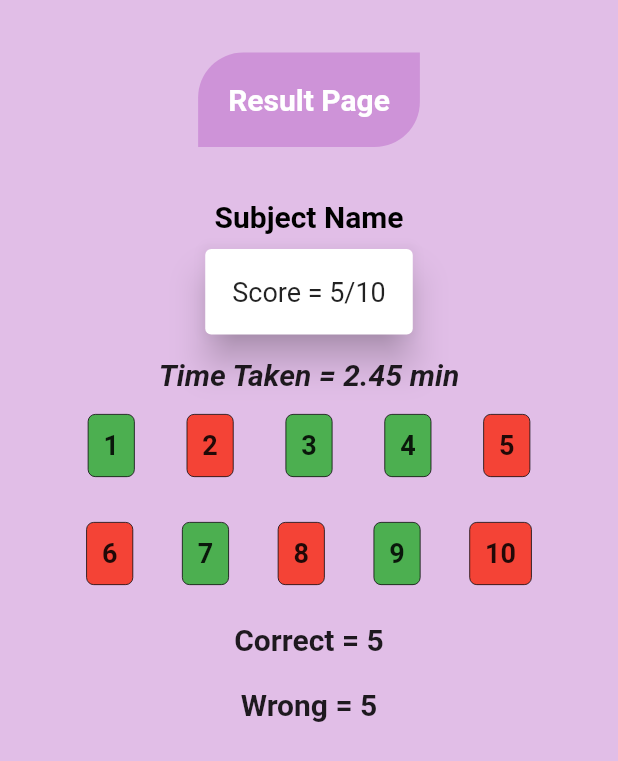
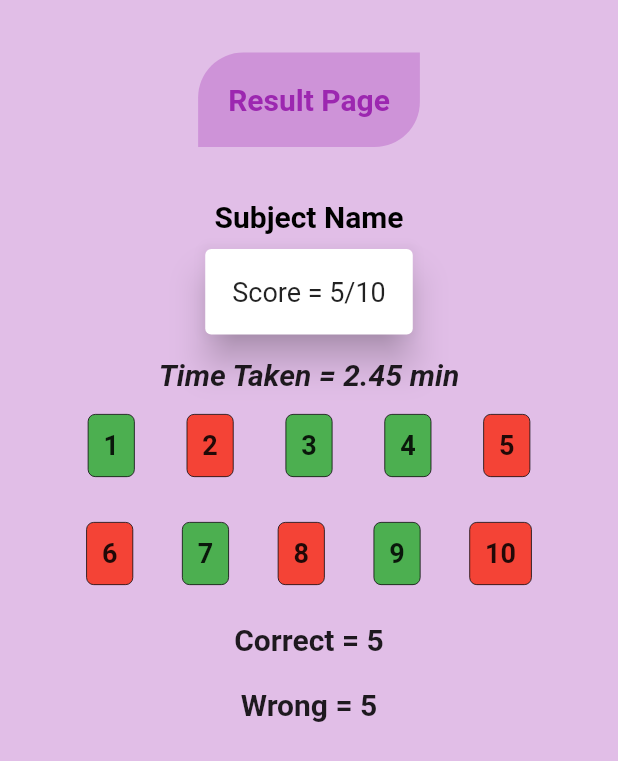
Before and after one commit to constrodigital/construction_quiz, a Flutter app: the Result screen opened directly with empty values, on a phone screen of 412 x 824 dp. Shown: the top 761 px of the screen. Run offline on Flutter 3.47's test engine with Material 2 defaults, Android fonts, the phone set to English and light mode, and no system bars; our stand-ins replace auto_size_text; network calls fail.

Commit message:
Theme variable set across the application

```diff
--- a/lib/main.dart
+++ b/lib/main.dart
@@ -20,6 +20,11 @@ class MyQuizApp extends StatelessWidget {
     return ChangeNotifierProvider(
       create: (BuildContext context) => QuizProvider(),
       child: MaterialApp(
+        theme: ThemeData(
+          primarySwatch: Colors.purple,
+          accentColor: Colors.purple[200],
+          scaffoldBackgroundColor: Colors.purple[100],
+        ),
         initialRoute: '/',
         routes: {
           '/': (ctx) => QuizUi(),
--- a/lib/screens/construction_quiz.dart
+++ b/lib/screens/construction_quiz.dart
@@ -56,13 +56,13 @@ class _QuizUiState extends State<QuizUi> {
     final media = MediaQuery.of(context).size;
     //getSubjectTypes();
     final appbar = AppBar(
-      backgroundColor: Colors.purple[200],
+      backgroundColor: Theme.of(context).accentColor,
       title: Center(
         child: const Text("Construction Quiz"),
       ),
     );
     return Scaffold(
-      backgroundColor: Colors.purple[100],
+      backgroundColor: Theme.of(context).scaffoldBackgroundColor,
       appBar: appbar,
       body: SafeArea(
         child: Column(
--- a/lib/screens/result.dart
+++ b/lib/screens/result.dart
@@ -22,7 +22,7 @@ class Result extends StatelessWidget {
     //   ),
     // );
     return Scaffold(
-      backgroundColor: Colors.purple[100],
+      backgroundColor: Theme.of(context).scaffoldBackgroundColor,
       body: Container(
         height: media.height * 0.9,
         width: media.width * 1,
@@ -34,7 +34,7 @@ class Result extends StatelessWidget {
                     topStart: Radius.circular(30),
                     bottomEnd: Radius.circular(30)),
                 //shape: BoxShape.circle,
-                color: Colors.purple[200],
+                color: Theme.of(context).accentColor,
               ),
               margin: EdgeInsets.all(35),
               padding: EdgeInsets.all(20),
@@ -43,7 +43,7 @@ class Result extends StatelessWidget {
                 style: TextStyle(
                     fontWeight: FontWeight.bold,
                     fontSize: 20,
-                    color: Colors.white),
+                    color: Theme.of(context).primaryColor),
               ),
             ),
           ),
--- a/lib/widgets/questionlist.dart
+++ b/lib/widgets/questionlist.dart
@@ -13,7 +13,7 @@ class QuestionList extends StatelessWidget {
       height: media.size.height * 0.15,
       width: media.size.width * 0.8,
       decoration: BoxDecoration(
-          border: Border.all(width: 2, color: Colors.purple),
+          border: Border.all(width: 2, color: Theme.of(context).primaryColor),
           borderRadius: BorderRadius.all(Radius.circular(10))),
       child: Text(
         question,
--- a/lib/widgets/subject_box.dart
+++ b/lib/widgets/subject_box.dart
@@ -25,7 +25,7 @@ class SubjectBox extends StatelessWidget {
                 borderRadius: BorderRadius.circular(10),
               ),
               child: InkWell(
-                splashColor: Colors.purple.withAlpha(30),
+                splashColor: Theme.of(context).accentColor,
                 onTap: () {
                   Navigator.pushNamed(context, '/subject_page',
                       arguments: subjectName);
```
Also changed, not shown: lib/screens/question_page.dart (+5 -9 lines), lib/screens/subject_page.dart (+4 -4 lines), lib/widgets/chapter_box.dart (+7 -5 lines), 1 other file.
